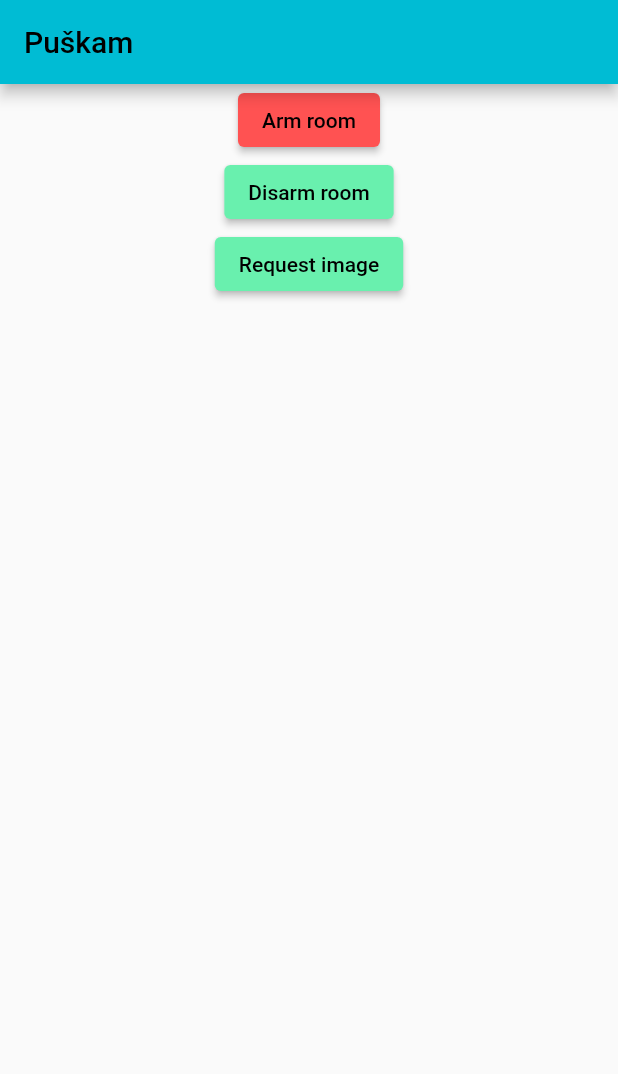
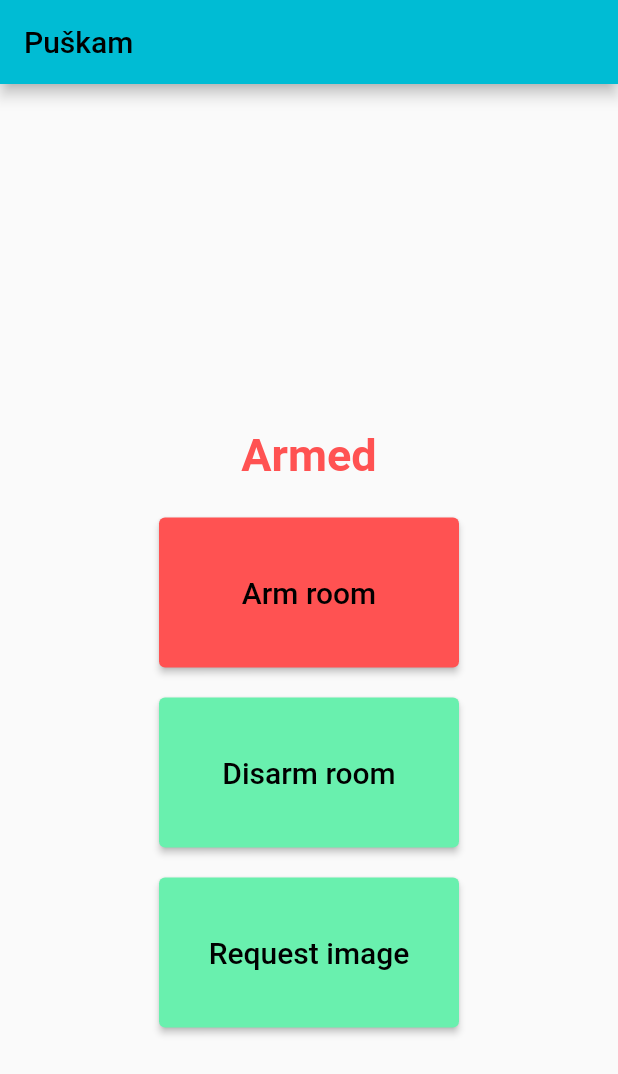
Before and after one commit to ondyn/pushCamAPP, a Flutter app: the screen it shows after launch, after a tap on "Arm room", on a phone screen of 412 x 824 dp. Shown: the top 1074 px of the screen. Run offline on Flutter 3.47's test engine with Material 2 defaults, Android fonts, the phone set to English and light mode, and no system bars; our stand-ins replace firebase_core, firebase_database, firebase_messaging; accounts and stored records are empty; generated files the repository leaves out were written again.

Commit message:
show status & design update

```diff
--- a/lib/InfoDialog.dart
+++ b/lib/InfoDialog.dart
@@ -14,7 +14,7 @@ class InfoDialog extends StatelessWidget {
         detail = Image.network(message.data["imagePath"]);
         break;
       case "/topics/cam-status":
-        detail = Text("Armed: ${message.data["armed"]}");
+        detail = Text(message.data["armed"].toLowerCase() == 'true'?"Armed" : "NOT armed");
         break;
     }
 
--- a/lib/main.dart
+++ b/lib/main.dart
@@ -1,5 +1,3 @@
-import 'dart:ffi';
-
 import 'package:firebase_core/firebase_core.dart';
 import 'package:firebase_messaging/firebase_messaging.dart';
 import 'package:firebase_database/firebase_database.dart';
@@ -75,8 +73,7 @@ class _MyHomePageState extends State<MyHomePage> {
   Future<void> doArming(bool state, int cameraId) async {
     DatabaseReference ref =
         FirebaseDatabase.instance.ref("commands/cameras/$cameraId/arm");
-    String time =
-        DateTime.now().millisecondsSinceEpoch.toString().substring(0, 10);
+    String time = DateTime.now().millisecondsSinceEpoch.toString();
 
     //await ref.set({"armedCmd": state, "lastTimeStampUtc": time});
     await ref.update({"armedCmd": state, "lastTimeStampUtc": time});
@@ -85,13 +82,13 @@ class _MyHomePageState extends State<MyHomePage> {
   Future<void> requestImage(int cameraId) async {
     DatabaseReference ref =
         FirebaseDatabase.instance.ref("commands/cameras/$cameraId/image");
-    String time =
-        DateTime.now().millisecondsSinceEpoch.toString().substring(0, 10);
+    String time = DateTime.now().millisecondsSinceEpoch.toString();
 
     //await ref.set({"armedCmd": state, "lastTimeStampUtc": time});
     await ref.update({"lastTimeStampUtc": time});
   }
 
+  bool armStatus = true;
 
   @override
   void initState() {
@@ -129,6 +126,15 @@ class _MyHomePageState extends State<MyHomePage> {
           context: context, builder: (context) => InfoDialog(message: message));
     });
     setupInteractedMessage();
+
+    DatabaseReference camStatusRef =
+        FirebaseDatabase.instance.ref('statuses/cameras/1/arm');
+    camStatusRef.onValue.listen((DatabaseEvent event) {
+      final data = event.snapshot.value as Map;
+      setState(() {
+        armStatus = data["armed"];
+      });
+    });
   }
 
   @override
@@ -138,32 +144,64 @@ class _MyHomePageState extends State<MyHomePage> {
         title: Text(widget.title!),
       ),
       body: Center(
+        child: SingleChildScrollView(
           child: Column(children: [
-          ElevatedButton(
+            Text(armStatus ? 'Armed' : 'NOT armed',
+                style: TextStyle(
+                    fontWeight: FontWeight.bold,
+                    color: armStatus ? Colors.redAccent : Colors.greenAccent,
+                    height: 5,
+                    fontSize: 30)),
+            SizedBox(
+              width: 200,
+              height: 100,
+              child: ElevatedButton(
                 onPressed: () async {
                   doArming(true, 1);
                 },
                 style: ButtonStyle(
-                backgroundColor: MaterialStateProperty.all(Colors.redAccent)),
-            child: Text("Arm room"),
+                  backgroundColor: MaterialStateProperty.all(Colors.redAccent),
                 ),
-          ElevatedButton(
+                child: Text("Arm room",
+                    style:
+                        TextStyle(fontSize: 20)),
+              ),
+            ),
+            SizedBox(height: 20),
+            SizedBox(
+              width: 200,
+              height: 100,
+              child: ElevatedButton(
                 onPressed: () async {
                   doArming(false, 1);
                 },
                 style: ButtonStyle(
-                backgroundColor: MaterialStateProperty.all(Colors.greenAccent)),
-            child: Text("Disarm room"),
+                    backgroundColor:
+                        MaterialStateProperty.all(Colors.greenAccent)),
+                child: Text("Disarm room",
+                    style:
+                        TextStyle(fontSize: 20)),
               ),
-          ElevatedButton(
+            ),
+            SizedBox(height: 20),
+            SizedBox(
+              width: 200,
+              height: 100,
+              child: ElevatedButton(
                 onPressed: () async {
                   requestImage(1);
                 },
                 style: ButtonStyle(
-                backgroundColor: MaterialStateProperty.all(Colors.greenAccent)),
-            child: Text("Request image"),
+                  backgroundColor:
+                      MaterialStateProperty.all(Colors.greenAccent),
+                ),
+                child: Text("Request image",
+                    style:
+                        TextStyle(fontSize: 20)),
+              ),
             )
           ]),
+        ),
       ),
     );
   }
```
Also changed, not shown: 1 other file. Lines whose indentation alone changed are shown as unchanged.
